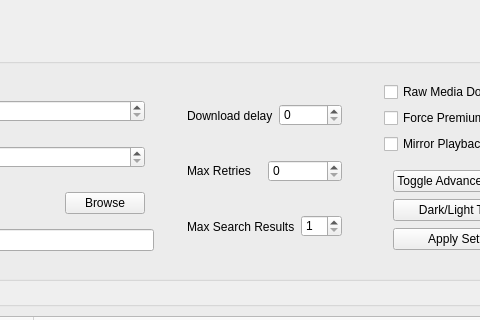
First picture: the form in src/onthespot/gui/qtui/main.ui, repository moddroid94/onthespot, before the edit; both pictures show x 397 to 877 and y 0 to 320 of the 985 by 697 pixel window.
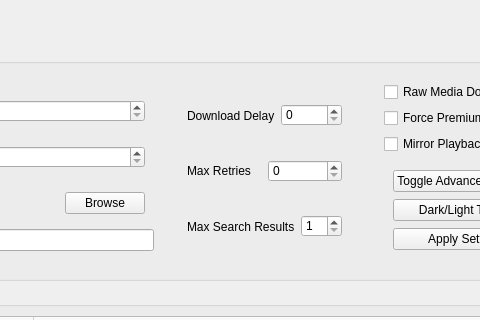
Second picture: the form after the edit. Icons and pictures are not drawn.

Patch:
```diff
--- a/src/onthespot/gui/qtui/main.ui
+++ b/src/onthespot/gui/qtui/main.ui
@@ -747,7 +747,7 @@
                     <item>
                      <widget class="QLabel" name="lb_download_delay">
                       <property name="text">
-                       <string>Download delay</string>
+                       <string>Download Delay</string>
                       </property>
                      </widget>
                     </item>
```
